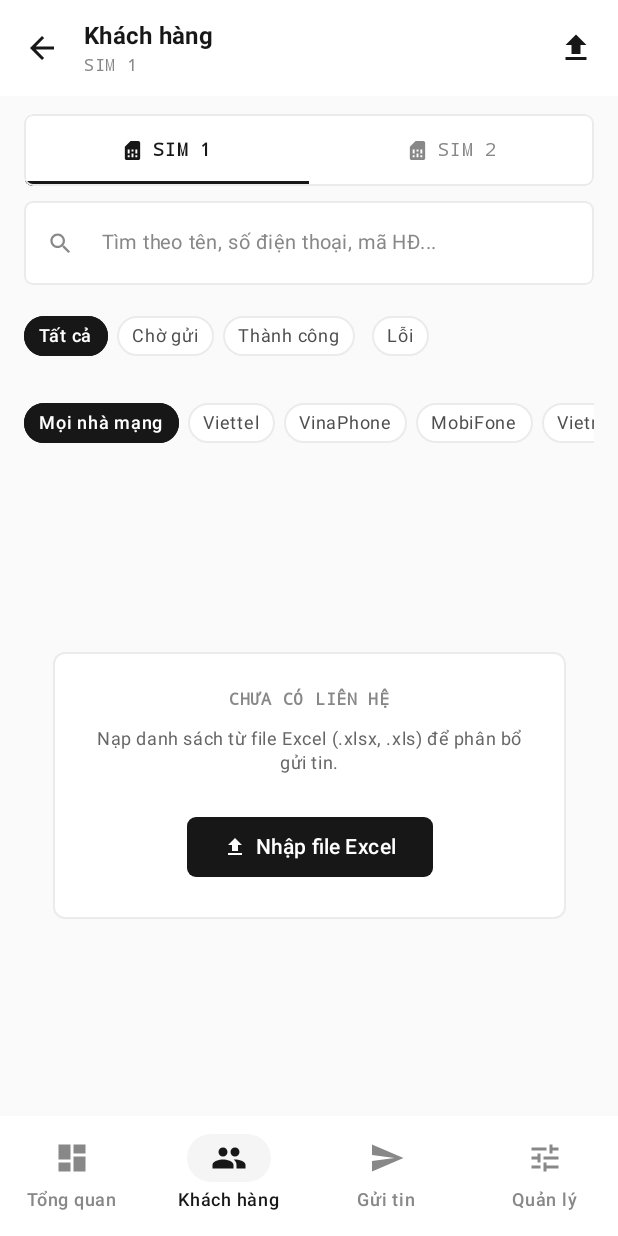
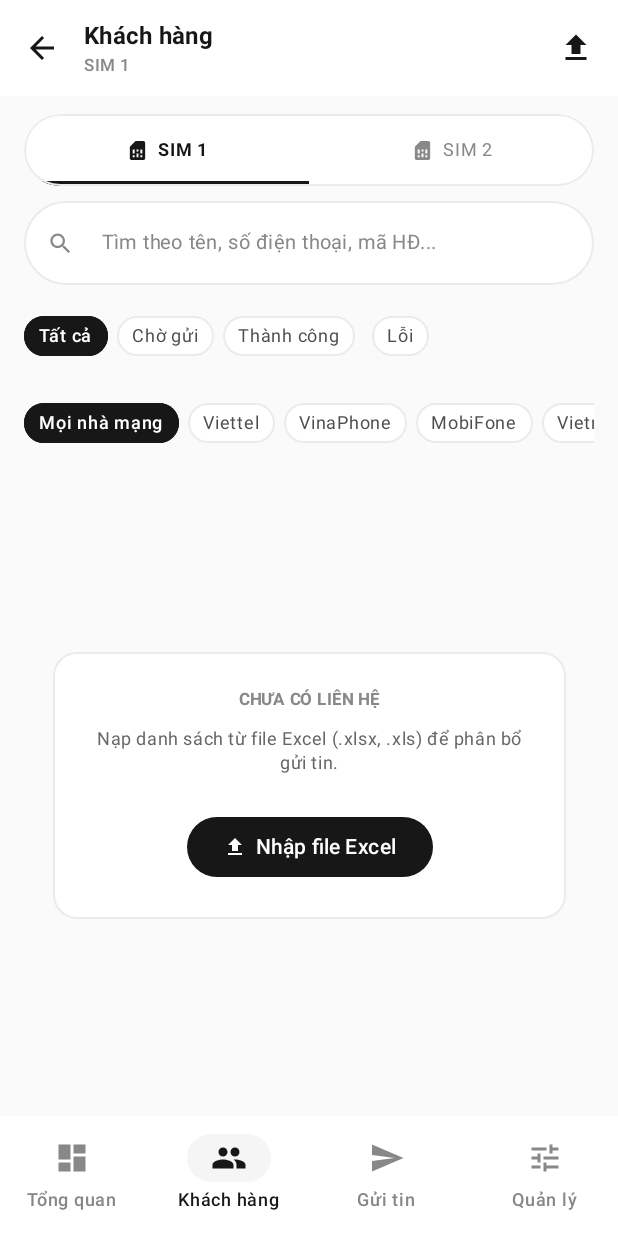
Before and after one commit to HaiGH-Space/AutoSms, an Android app built with Jetpack Compose: the SendingProgressScreen screen opened through its navigation route, item 2 of the bottom bar chosen, on a phone screen of 412 x 824 dp. Run offline under Robolectric (Android 15) with nearby library versions, the phone set to English and light mode, and no system bars; our stand-ins replace Dagger/Hilt's generated code, Room's generated code; network calls fail; 7 statements that could not run were skipped.

Commit message:
feat: update UI components with new rounded corner styles and typography adjustments

```diff
--- a/app/src/main/java/com/gmail/nthai/presentation/components/progress/SimSendingProgressCard.kt
+++ b/app/src/main/java/com/gmail/nthai/presentation/components/progress/SimSendingProgressCard.kt
@@ -47,7 +47,6 @@ import androidx.compose.ui.Modifier
 import androidx.compose.ui.draw.alpha
 import androidx.compose.ui.draw.clip
 import androidx.compose.ui.graphics.Color
-import androidx.compose.ui.text.font.FontFamily
 import androidx.compose.ui.text.font.FontWeight
 import androidx.compose.ui.text.style.TextOverflow
 import androidx.compose.ui.unit.dp
@@ -215,7 +214,6 @@ fun SimSendingProgressCard(
                     Text(
                         text = "${(progress * 100).toInt()}%",
                         style = MaterialTheme.typography.labelMedium.copy(
-                            fontFamily = FontFamily.Monospace,
                             fontWeight = FontWeight.Bold
                         ),
                         color = Color(0xFF171717)
@@ -249,7 +247,7 @@ fun SimSendingProgressCard(
                 modifier = Modifier
                     .fillMaxWidth()
                     .height(4.dp)
-                    .clip(RoundedCornerShape(2.dp)),
+                    .clip(RoundedCornerShape(9999.dp)),
                 color = Color(0xFF171717),
                 trackColor = Color(0xFFEBEBEB)
             )
@@ -257,7 +255,7 @@ fun SimSendingProgressCard(
             // Current Sending Detail / Countdown
             if (state is SendingServiceState.Running) {
                 Surface(
-                    shape = RoundedCornerShape(6.dp),
+                    shape = RoundedCornerShape(12.dp),
                     color = Color(0xFFFAFAFA),
                     border = BorderStroke(1.dp, Color(0xFFEBEBEB)),
                     modifier = Modifier.fillMaxWidth()
@@ -283,7 +281,6 @@ fun SimSendingProgressCard(
                             Text(
                                 text = "⏱ Giãn cách: tin tiếp theo sau ${seconds}s",
                                 style = MaterialTheme.typography.labelSmall.copy(
-                                    fontFamily = FontFamily.Monospace,
                                     fontSize = 11.sp,
                                     fontWeight = FontWeight.Medium
                                 ),
@@ -406,16 +403,13 @@ private fun ProgressStatBox(
     ) {
         Text(
             text = value,
-            style = MaterialTheme.typography.titleMedium.copy(
-                fontFamily = FontFamily.Monospace
-            ),
+            style = MaterialTheme.typography.titleMedium,
             fontWeight = FontWeight.Bold,
             color = color
         )
         Text(
             text = label,
             style = MaterialTheme.typography.labelSmall.copy(
-                fontFamily = FontFamily.Monospace,
                 fontSize = 10.sp
             ),
             color = Color(0xFF888888)
@@ -442,10 +436,10 @@ private fun SendingStatusBadge(
 
     Row(
         modifier = Modifier
-            .clip(RoundedCornerShape(4.dp))
+            .clip(RoundedCornerShape(9999.dp))
             .background(Color(0xFFFAFAFA))
-            .border(1.dp, Color(0xFFEBEBEB), RoundedCornerShape(4.dp))
-            .padding(horizontal = 7.dp, vertical = 3.dp),
+            .border(1.dp, Color(0xFFEBEBEB), RoundedCornerShape(9999.dp))
+            .padding(horizontal = 9.dp, vertical = 3.dp),
         horizontalArrangement = Arrangement.spacedBy(5.dp),
         verticalAlignment = Alignment.CenterVertically
     ) {
@@ -459,7 +453,6 @@ private fun SendingStatusBadge(
             text = text,
             color = Color(0xFF171717),
             style = MaterialTheme.typography.labelSmall.copy(
-                fontFamily = FontFamily.Monospace,
                 fontSize = 11.sp,
                 fontWeight = FontWeight.Medium
             ),
--- a/app/src/main/java/com/gmail/nthai/presentation/screens/CustomerListScreen.kt
+++ b/app/src/main/java/com/gmail/nthai/presentation/screens/CustomerListScreen.kt
@@ -151,7 +151,6 @@ fun CustomerListScreen(
                             Text(
                                 if (simCarrierName != null) "SIM $selectedSimSlot · $simCarrierName" else "SIM $selectedSimSlot",
                                 style = MaterialTheme.typography.labelSmall.copy(
-                                    fontFamily = FontFamily.Monospace,
                                     fontSize = 11.sp
                                 ),
                                 color = Color(0xFF888888)
@@ -203,7 +202,6 @@ fun CustomerListScreen(
                             Text(
                                 text = "ĐÃ CHỌN GỬI",
                                 style = MaterialTheme.typography.labelSmall.copy(
-                                    fontFamily = FontFamily.Monospace,
                                     fontSize = 10.sp,
                                     fontWeight = FontWeight.Medium
                                 ),
@@ -211,16 +209,14 @@ fun CustomerListScreen(
                             )
                             Text(
                                 text = "$selectedCustomerCount liên hệ (SIM $selectedSimSlot)",
-                                style = MaterialTheme.typography.titleSmall.copy(
-                                    fontFamily = FontFamily.Monospace
-                                ),
+                                style = MaterialTheme.typography.titleSmall,
                                 fontWeight = FontWeight.Bold,
                                 color = Color(0xFF171717)
                             )
                         }
                         Button(
                             onClick = { onStartSending?.invoke() },
-                            shape = RoundedCornerShape(6.dp),
+                            shape = RoundedCornerShape(9999.dp),
                             colors = ButtonDefaults.buttonColors(
                                 containerColor = Color(0xFF171717),
                                 contentColor = Color(0xFFFFFFFF)
@@ -256,8 +252,8 @@ fun CustomerListScreen(
                     )
                 },
                 modifier = Modifier
-                    .clip(RoundedCornerShape(6.dp))
-                    .border(1.dp, Color(0xFFEBEBEB), RoundedCornerShape(6.dp))
+                    .clip(RoundedCornerShape(9999.dp))
+                    .border(1.dp, Color(0xFFEBEBEB), RoundedCornerShape(9999.dp))
             ) {
                 (1..2).forEach { slot ->
                     val config = simConfigs.find { it.simSlot == slot }
@@ -278,9 +274,7 @@ fun CustomerListScreen(
                                 )
                                 Text(
                                     label,
-                                    style = MaterialTheme.typography.labelMedium.copy(
-                                        fontFamily = FontFamily.Monospace
-                                    ),
+                                    style = MaterialTheme.typography.labelMedium,
                                     fontWeight = if (selectedSimSlot == slot) FontWeight.Bold else FontWeight.Normal,
                                     color = if (selectedSimSlot == slot) Color(0xFF171717) else Color(0xFF888888)
                                 )
@@ -305,7 +299,7 @@ fun CustomerListScreen(
                     }
                 },
                 singleLine = true,
-                shape = RoundedCornerShape(6.dp),
+                shape = RoundedCornerShape(9999.dp),
                 colors = OutlinedTextFieldDefaults.colors(
                     focusedContainerColor = Color(0xFFFFFFFF),
                     unfocusedContainerColor = Color(0xFFFFFFFF),
@@ -391,14 +385,13 @@ fun CustomerListScreen(
                     }
 
                     Surface(
-                        shape = RoundedCornerShape(4.dp),
+                        shape = RoundedCornerShape(9999.dp),
                         color = Color(0xFFFFFFFF),
                         border = BorderStroke(1.dp, Color(0xFFEBEBEB))
                     ) {
                         Text(
                             text = "Đã chọn: $selectedCustomerCount / ${customers.size}",
                             style = MaterialTheme.typography.labelSmall.copy(
-                                fontFamily = FontFamily.Monospace,
                                 fontSize = 11.sp,
                                 fontWeight = FontWeight.SemiBold
                             ),
@@ -419,7 +412,7 @@ fun CustomerListScreen(
                 ) {
                     Surface(
                         modifier = Modifier.fillMaxWidth(0.9f),
-                        shape = RoundedCornerShape(8.dp),
+                        shape = RoundedCornerShape(16.dp),
                         color = Color(0xFFFFFFFF),
                         border = BorderStroke(1.dp, Color(0xFFEBEBEB))
                     ) {
@@ -433,7 +426,6 @@ fun CustomerListScreen(
                             Text(
                                 text = "CHƯA CÓ LIÊN HỆ",
                                 style = MaterialTheme.typography.labelSmall.copy(
-                                    fontFamily = FontFamily.Monospace,
                                     fontWeight = FontWeight.Bold
                                 ),
                                 color = Color(0xFF888888)
@@ -449,7 +441,7 @@ fun CustomerListScreen(
                                 onClick = {
                                     filePickerLauncher.launch("application/vnd.openxmlformats-officedocument.spreadsheetml.sheet")
                                 },
-                                shape = RoundedCornerShape(6.dp),
+                                shape = RoundedCornerShape(9999.dp),
                                 colors = ButtonDefaults.buttonColors(
                                     containerColor = Color(0xFF171717),
                                     contentColor = Color(0xFFFFFFFF)
--- a/app/src/main/java/com/gmail/nthai/presentation/screens/HomeScreen.kt
+++ b/app/src/main/java/com/gmail/nthai/presentation/screens/HomeScreen.kt
@@ -181,7 +181,7 @@ fun HomeScreen(
                         horizontalArrangement = Arrangement.spacedBy(10.dp)
                     ) {
                         Surface(
-                            shape = RoundedCornerShape(6.dp),
+                            shape = RoundedCornerShape(8.dp),
                             color = Color(0xFF171717),
                             modifier = Modifier.size(32.dp)
                         ) {
@@ -204,7 +204,6 @@ fun HomeScreen(
                             Text(
                                 "SMS Automation Platform",
                                 style = MaterialTheme.typography.labelSmall.copy(
-                                    fontFamily = FontFamily.Monospace,
                                     fontSize = 11.sp
                                 ),
                                 color = Color(0xFF888888)
@@ -217,10 +216,10 @@ fun HomeScreen(
                         Row(
                             modifier = Modifier
                                 .padding(end = 12.dp)
-                                .clip(RoundedCornerShape(4.dp))
+                                .clip(RoundedCornerShape(9999.dp))
                                 .background(Color(0xFFFAFAFA))
-                                .border(1.dp, Color(0xFFEBEBEB), RoundedCornerShape(4.dp))
-                                .padding(horizontal = 8.dp, vertical = 4.dp),
+                                .border(1.dp, Color(0xFFEBEBEB), RoundedCornerShape(9999.dp))
+                                .padding(horizontal = 10.dp, vertical = 4.dp),
                             verticalAlignment = Alignment.CenterVertically,
                             horizontalArrangement = Arrangement.spacedBy(5.dp)
                         ) {
@@ -232,7 +231,6 @@ fun HomeScreen(
                             Text(
                                 "ĐANG GỬI",
                                 style = MaterialTheme.typography.labelSmall.copy(
-                                    fontFamily = FontFamily.Monospace,
                                     fontSize = 11.sp,
                                     fontWeight = FontWeight.Bold
                                 ),
@@ -268,7 +266,6 @@ fun HomeScreen(
             Text(
                 text = "TRẠNG THÁI SIM",
                 style = MaterialTheme.typography.labelSmall.copy(
-                    fontFamily = FontFamily.Monospace,
                     fontSize = 11.sp,
                     fontWeight = FontWeight.Bold
                 ),
@@ -300,7 +297,6 @@ fun HomeScreen(
             Text(
                 text = "QUY TRÌNH THỰC HIỆN",
                 style = MaterialTheme.typography.labelSmall.copy(
-                    fontFamily = FontFamily.Monospace,
                     fontSize = 11.sp,
                     fontWeight = FontWeight.Bold
                 ),
@@ -309,7 +305,7 @@ fun HomeScreen(
 
             // Step 1: Customer & Excel
             WorkflowStepCard(
-                stepTag = "[01]",
+                stepTag = "01",
                 title = "Nhập danh sách khách hàng",
                 description = "Nạp file Excel (.xlsx, .xls) hoặc quản lý liên hệ và phân bổ SIM.",
                 primaryButtonText = "Nhập Excel",
@@ -322,7 +318,7 @@ fun HomeScreen(
                     OutlinedButton(
                         onClick = { showResetDialog = true },
                         enabled = !isSending,
-                        shape = RoundedCornerShape(6.dp),
+                        shape = RoundedCornerShape(9999.dp),
                         border = BorderStroke(1.dp, Color(0xFFEBEBEB)),
                         colors = ButtonDefaults.outlinedButtonColors(contentColor = Color(0xFF888888)),
                         modifier = Modifier.fillMaxWidth()
@@ -336,7 +332,7 @@ fun HomeScreen(
 
             // Step 2: Message Template
             WorkflowStepCard(
-                stepTag = "[02]",
+                stepTag = "02",
                 title = "Soạn thảo mẫu tin & Spintax",
                 description = "Cá nhân hóa nội dung với các biến {Tên_KH}, {Số_tiền} và trộn văn bản chống chặn.",
                 primaryButtonText = "Quản lý mẫu tin",
@@ -345,7 +341,7 @@ fun HomeScreen(
 
             // Step 3: Sending & Progress
             WorkflowStepCard(
-                stepTag = "[03]",
+                stepTag = "03",
                 title = "Khởi chạy & Giám sát tiến độ",
                 description = "Bắt đầu gửi tin tự động theo hạn mức và độ trễ ngẫu nhiên an toàn.",
                 primaryButtonText = "Mở trung tâm gửi tin",
@@ -444,7 +440,7 @@ private fun MetricTile(
 ) {
     Surface(
         modifier = modifier,
-        shape = RoundedCornerShape(8.dp),
+        shape = RoundedCornerShape(16.dp),
         color = Color(0xFFFFFFFF),
         border = BorderStroke(1.dp, Color(0xFFEBEBEB))
     ) {
@@ -455,7 +451,6 @@ private fun MetricTile(
             Text(
                 text = eyebrow,
                 style = MaterialTheme.typography.labelSmall.copy(
-                    fontFamily = FontFamily.Monospace,
                     fontSize = 10.sp,
                     fontWeight = FontWeight.Medium
                 ),
@@ -463,9 +458,7 @@ private fun MetricTile(
             )
             Text(
                 text = value,
-                style = MaterialTheme.typography.titleLarge.copy(
-                    fontFamily = FontFamily.Monospace
-                ),
+                style = MaterialTheme.typography.titleLarge,
                 fontWeight = FontWeight.Bold,
                 color = Color(0xFF171717)
             )
@@ -491,7 +484,7 @@ private fun ModernSimCard(
     Surface(
         onClick = onClick,
         modifier = modifier,
-        shape = RoundedCornerShape(8.dp),
+        shape = RoundedCornerShape(16.dp),
         color = Color(0xFFFFFFFF),
         border = BorderStroke(1.dp, Color(0xFFEBEBEB))
     ) {
@@ -507,19 +500,18 @@ private fun ModernSimCard(
                 verticalAlignment = Alignment.CenterVertically
             ) {
                 Surface(
-                    shape = RoundedCornerShape(4.dp),
+                    shape = RoundedCornerShape(9999.dp),
                     color = Color(0xFFF5F5F5),
                     border = BorderStroke(1.dp, Color(0xFFEBEBEB))
                 ) {
                     Text(
                         text = "SIM $simSlot",
                         style = MaterialTheme.typography.labelSmall.copy(
-                            fontFamily = FontFamily.Monospace,
                             fontSize = 11.sp,
                             fontWeight = FontWeight.Bold
                         ),
                         color = Color(0xFF171717),
-                        modifier = Modifier.padding(horizontal = 6.dp, vertical = 2.dp)
+                        modifier = Modifier.padding(horizontal = 8.dp, vertical = 3.dp)
                     )
                 }
 
@@ -541,7 +533,6 @@ private fun ModernSimCard(
                 Text(
                     text = "$assignedCount liên hệ · $readyCount chờ",
                     style = MaterialTheme.typography.bodySmall.copy(
-                        fontFamily = FontFamily.Monospace,
                         fontSize = 11.sp
                     ),
                     color = Color(0xFF888888)
@@ -561,9 +552,7 @@ private fun ModernSimCard(
                         )
                         Text(
                             text = "$sentToday/$dailyLimit",
-                            style = MaterialTheme.typography.labelSmall.copy(
-                                fontFamily = FontFamily.Monospace
-                            ),
+                            style = MaterialTheme.typography.labelSmall,
                             fontWeight = FontWeight.Bold,
                             color = Color(0xFF171717)
                         )
@@ -573,7 +562,7 @@ private fun ModernSimCard(
                         modifier = Modifier
                             .fillMaxWidth()
                             .height(4.dp)
-                            .clip(RoundedCornerShape(2.dp)),
+                            .clip(RoundedCornerShape(9999.dp)),
                         color = if (quotaProgress >= 0.9f) Color(0xFFEE0000) else Color(0xFF171717),
                         trackColor = Color(0xFFEBEBEB)
                     )
@@ -597,7 +586,7 @@ private fun WorkflowStepCard(
 ) {
     Surface(
         modifier = Modifier.fillMaxWidth(),
-        shape = RoundedCornerShape(8.dp),
+        shape = RoundedCornerShape(16.dp),
         color = Color(0xFFFFFFFF),
         border = BorderStroke(1.dp, if (highlight) Color(0xFF171717) else Color(0xFFEBEBEB))
     ) {
@@ -615,7 +604,6 @@ private fun WorkflowStepCard(
                 Text(
                     text = stepTag,
                     style = MaterialTheme.typography.titleMedium.copy(
-                        fontFamily = FontFamily.Monospace,
                         fontWeight = FontWeight.Bold
                     ),
                     color = Color(0xFF171717)
@@ -645,7 +633,7 @@ private fun WorkflowStepCard(
                 Button(
                     onClick = onPrimaryClick,
                     modifier = Modifier.weight(1f).height(40.dp),
-                    shape = RoundedCornerShape(6.dp),
+                    shape = RoundedCornerShape(9999.dp),
                     colors = ButtonDefaults.buttonColors(
                         containerColor = Color(0xFF171717),
                         contentColor = Color(0xFFFFFFFF)
@@ -663,7 +651,7 @@ private fun WorkflowStepCard(
                     OutlinedButton(
                         onClick = onSecondaryClick,
                         modifier = Modifier.weight(1f).height(40.dp),
-                        shape = RoundedCornerShape(6.dp),
+                        shape = RoundedCornerShape(9999.dp),
                         border = BorderStroke(1.dp, Color(0xFFEBEBEB)),
                         colors = ButtonDefaults.outlinedButtonColors(
                             contentColor = Color(0xFF171717)
--- a/app/src/main/java/com/gmail/nthai/presentation/screens/SendingProgressScreen.kt
+++ b/app/src/main/java/com/gmail/nthai/presentation/screens/SendingProgressScreen.kt
@@ -37,7 +37,6 @@ import androidx.compose.ui.Alignment
 import androidx.compose.ui.Modifier
 import androidx.compose.ui.graphics.Color
 import androidx.compose.ui.platform.LocalContext
-import androidx.compose.ui.text.font.FontFamily
 import androidx.compose.ui.text.font.FontWeight
 import androidx.compose.ui.unit.dp
 import androidx.compose.ui.unit.sp
@@ -80,7 +79,7 @@ fun SendingProgressScreen(
         AlertDialog(
             onDismissRequest = { showPermissionSettingsDialog = false },
             containerColor = Color(0xFFFFFFFF),
-            shape = RoundedCornerShape(12.dp),
+            shape = RoundedCornerShape(16.dp),
             title = { Text("Cần cấp quyền gửi SMS", fontWeight = FontWeight.Bold, color = Color(0xFF171717)) },
             text = {
                 Text(
@@ -148,7 +147,7 @@ fun SendingProgressScreen(
             // Summary Card
             Surface(
                 modifier = Modifier.fillMaxWidth(),
-                shape = RoundedCornerShape(8.dp),
+                shape = RoundedCornerShape(16.dp),
                 color = Color(0xFFFFFFFF),
                 border = BorderStroke(1.dp, Color(0xFFEBEBEB))
             ) {
@@ -163,7 +162,6 @@ fun SendingProgressScreen(
                         Text(
                             "ĐIỀU PHỐI SMS",
                             style = MaterialTheme.typography.labelSmall.copy(
-                                fontFamily = FontFamily.Monospace,
                                 fontSize = 10.sp,
                                 fontWeight = FontWeight.Bold
                             ),
@@ -179,16 +177,13 @@ fun SendingProgressScreen(
                     Column(horizontalAlignment = Alignment.End) {
                         Text(
                             plannedCount.toString(),
-                            style = MaterialTheme.typography.titleLarge.copy(
-                                fontFamily = FontFamily.Monospace
-                            ),
+                            style = MaterialTheme.typography.titleLarge,
                             fontWeight = FontWeight.Bold,
                             color = Color(0xFF171717)
                         )
                         Text(
                             "TIN CẦN GỬI",
                             style = MaterialTheme.typography.labelSmall.copy(
-                                fontFamily = FontFamily.Monospace,
                                 fontSize = 10.sp
                             ),
                             color = Color(0xFF888888)
@@ -231,7 +226,6 @@ fun SendingProgressScreen(
                     Text(
                         text = "NHẬT KÝ GỬI GẦN NHẤT",
                         style = MaterialTheme.typography.labelSmall.copy(
-                            fontFamily = FontFamily.Monospace,
                             fontSize = 11.sp,
                             fontWeight = FontWeight.Bold
                         ),
@@ -240,7 +234,6 @@ fun SendingProgressScreen(
                     Text(
                         text = "${recentLogs.size}/${logs.size} tin",
                         style = MaterialTheme.typography.labelSmall.copy(
-                            fontFamily = FontFamily.Monospace,
                             fontSize = 11.sp
                         ),
                         color = Color(0xFF888888)
```
Also changed, not shown: app/src/main/java/com/gmail/nthai/presentation/components/common/LogRecordCard.kt (+4 -10 lines), app/src/main/java/com/gmail/nthai/presentation/components/common/StatusBadge.kt (+3 -5 lines), app/src/main/java/com/gmail/nthai/presentation/components/config/SimManagementTab.kt (+9 -14 lines), app/src/main/java/com/gmail/nthai/presentation/components/customer/CustomerItemRow.kt (+10 -15 lines), app/src/main/java/com/gmail/nthai/presentation/components/customer/ResetStatusDialog.kt (+9 -2 lines), app/src/main/java/com/gmail/nthai/presentation/theme/AutoSmsTheme.kt (+5 -5 lines), 1 other file.
